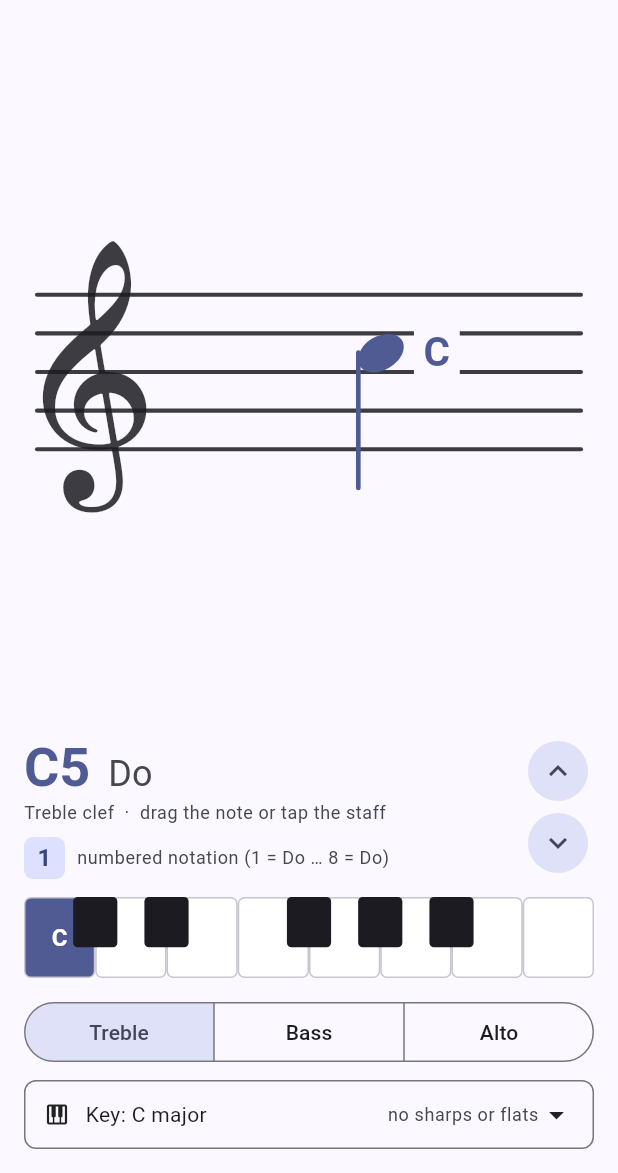
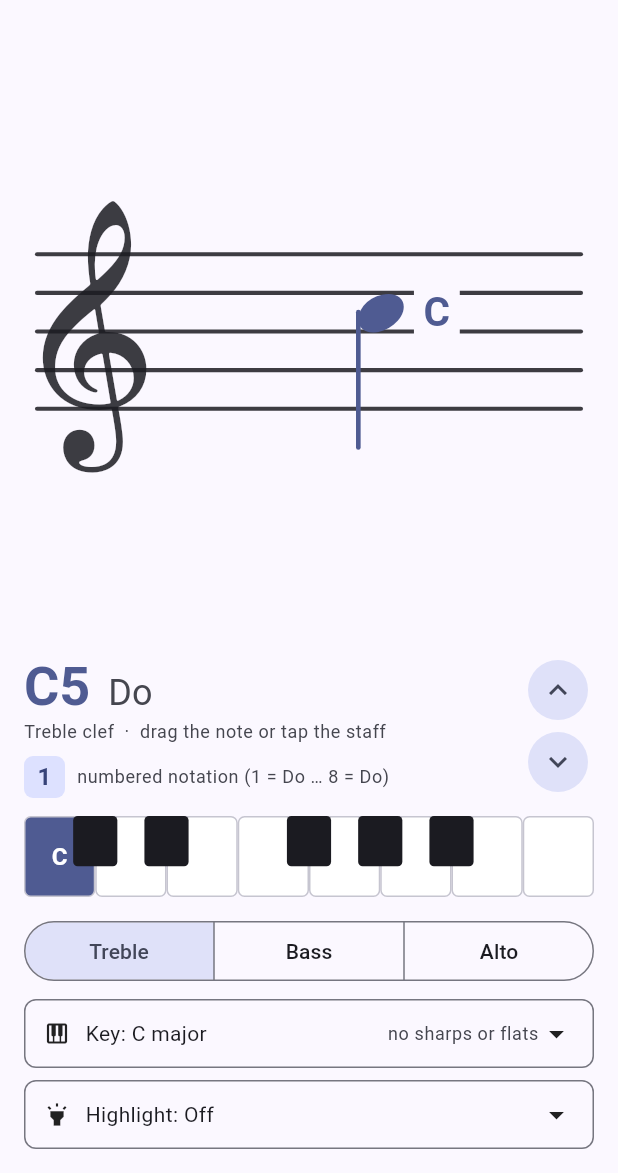
Before and after one commit to HenryQuan/WhatIsThisNote, a Flutter app: the screen it shows after launch, after a tap on the "keyboard arrow up" icon, on a phone screen of 412 x 824 dp, the part 63-1236 px from its top. Run offline on Flutter 3.47's test engine with Material 3 defaults, Android fonts, the phone set to English and light mode, and no system bars.

Commit message:
support highlight

```diff
--- a/whatisthisnote/lib/core/key.dart
+++ b/whatisthisnote/lib/core/key.dart
@@ -46,6 +46,23 @@ class MusicalKey {
 
   /// Number of accidentals, always non-negative.
   int get signatureCount => accidentals.abs();
+
+  /// The tonic letter, parsed from [tonic].
+  NoteLetter get tonicLetter =>
+      NoteLetter.values.firstWhere((letter) => letter.name == tonic[0]);
+
+  /// The accidental of the tonic, parsed from [tonic].
+  Accidental get tonicAccidental {
+    if (tonic.contains('\u266F')) return Accidental.sharp;
+    if (tonic.contains('\u266D')) return Accidental.flat;
+    return Accidental.natural;
+  }
+
+  /// Pitch class of the tonic, 0 == C.
+  int get tonicPitchClass {
+    final pitchClass = tonicLetter.semitone + tonicAccidental.offset;
+    return (pitchClass % 12 + 12) % 12;
+  }
 
   /// Description of the signature, e.g. `2 sharps`.
   String get signatureLabel {
--- /dev/null
+++ b/whatisthisnote/lib/core/scale.dart
@@ -0,0 +1,121 @@
+/// One step of a scale: a semitone offset above the tonic plus the degree
+/// label used in music theory, e.g. `3` or `♭7`.
+class ScaleDegree {
+  const ScaleDegree(this.semitone, this.label);
+
+  final int semitone;
+  final String label;
+}
+
+/// A scale or note set that can be highlighted on the keyboard and staff.
+///
+/// Every set is expressed as semitone offsets from its tonic so that the same
+/// shape can be transposed to any key.
+enum ScaleType {
+  major('Major', [
+    ScaleDegree(0, '1'),
+    ScaleDegree(2, '2'),
+    ScaleDegree(4, '3'),
+    ScaleDegree(5, '4'),
+    ScaleDegree(7, '5'),
+    ScaleDegree(9, '6'),
+    ScaleDegree(11, '7'),
+  ]),
+  naturalMinor('Natural minor', [
+    ScaleDegree(0, '1'),
+    ScaleDegree(2, '2'),
+    ScaleDegree(3, '\u266D3'),
+    ScaleDegree(5, '4'),
+    ScaleDegree(7, '5'),
+    ScaleDegree(8, '\u266D6'),
+    ScaleDegree(10, '\u266D7'),
+  ]),
+  harmonicMinor('Harmonic minor', [
+    ScaleDegree(0, '1'),
+    ScaleDegree(2, '2'),
+    ScaleDegree(3, '\u266D3'),
+    ScaleDegree(5, '4'),
+    ScaleDegree(7, '5'),
+    ScaleDegree(8, '\u266D6'),
+    ScaleDegree(11, '7'),
+  ]),
+  melodicMinor('Melodic minor', [
+    ScaleDegree(0, '1'),
+    ScaleDegree(2, '2'),
+    ScaleDegree(3, '\u266D3'),
+    ScaleDegree(5, '4'),
+    ScaleDegree(7, '5'),
+    ScaleDegree(9, '6'),
+    ScaleDegree(11, '7'),
+  ]),
+  majorPentatonic('Major pentatonic', [
+    ScaleDegree(0, '1'),
+    ScaleDegree(2, '2'),
+    ScaleDegree(4, '3'),
+    ScaleDegree(7, '5'),
+    ScaleDegree(9, '6'),
+  ]),
+  minorPentatonic('Minor pentatonic', [
+    ScaleDegree(0, '1'),
+    ScaleDegree(3, '\u266D3'),
+    ScaleDegree(5, '4'),
+    ScaleDegree(7, '5'),
+    ScaleDegree(10, '\u266D7'),
+  ]),
+  blues('Blues', [
+    ScaleDegree(0, '1'),
+    ScaleDegree(3, '\u266D3'),
+    ScaleDegree(5, '4'),
+    ScaleDegree(6, '\u266D5'),
+    ScaleDegree(7, '5'),
+    ScaleDegree(10, '\u266D7'),
+  ]);
+
+  const ScaleType(this.label, this.degrees);
+
+  final String label;
+  final List<ScaleDegree> degrees;
+
+  /// True when the scale contains a note that is a blue note (♭3, ♭5 or ♭7)
+  /// rather than a plain major-scale degree.
+  bool get hasBlueNotes =>
+      degrees.any((d) => d.label.startsWith('\u266D') &&
+          const {'\u266D3', '\u266D5', '\u266D7'}.contains(d.label));
+}
+
+/// A [ScaleType] rooted at a particular pitch class.
+class Scale {
+  const Scale(this.tonicLabel, this.tonicPitchClass, this.type);
+
+  /// Display name of the tonic, e.g. `G` or `F♯`.
+  final String tonicLabel;
+
+  /// Pitch class of the tonic, 0 == C.
+  final int tonicPitchClass;
+
+  final ScaleType type;
+
+  /// Human readable name, e.g. `G Blues`.
+  String get label => '$tonicLabel ${type.label}';
+
+  /// The twelve-tone pitch classes that belong to this scale.
+  Set<int> get pitchClasses => {
+        for (final degree in type.degrees)
+          (tonicPitchClass + degree.semitone) % 12,
+      };
+
+  /// Whether the sounding [midi] note is in the scale.
+  bool contains(int midi) => pitchClasses.contains(midi % 12);
+
+  /// Degree label of the sounding [midi] note, or `null` when it is outside
+  /// the scale.
+  String? degreeLabelFor(int midi) {
+    final pitchClass = midi % 12;
+    for (final degree in type.degrees) {
+      if ((tonicPitchClass + degree.semitone) % 12 == pitchClass) {
+        return degree.label;
+      }
+    }
+    return null;
+  }
+}
--- a/whatisthisnote/lib/ui/page/home_page.dart
+++ b/whatisthisnote/lib/ui/page/home_page.dart
@@ -2,12 +2,13 @@ import 'package:flutter/material.dart';
 
 import '../../core/clef.dart';
 import '../../core/key.dart';
+import '../../core/scale.dart';
 import '../../core/staff_geometry.dart';
 import '../widgets/piano_keyboard.dart';
 import '../widgets/staff_view.dart';
 
 /// The main screen: an interactive staff plus controls for the clef, the key,
-/// the note position and the theme.
+/// an optional scale highlight, the note position and the theme.
 class HomePage extends StatefulWidget {
   const HomePage({
     super.key,
@@ -26,6 +27,9 @@ class _HomePageState extends State<HomePage> {
   Clef _clef = Clef.treble;
   MusicalKey _key = kMajorKeys.first;
 
+  /// Optional scale highlight (an add-on), off by default.
+  ScaleType? _scaleType;
+
   /// Middle line of the treble staff (B4).
   int _step = 4;
 
@@ -35,6 +39,10 @@ class _HomePageState extends State<HomePage> {
 
   @override
   Widget build(BuildContext context) {
+    final scale = _scaleType == null
+        ? null
+        : Scale(_key.tonic, _key.tonicPitchClass, _scaleType!);
+
     return Scaffold(
       appBar: AppBar(
         title: const Text('What is this note?'),
@@ -87,9 +95,11 @@ class _HomePageState extends State<HomePage> {
               key: const Key('controls'),
               clef: _clef,
               keySignature: _key,
+              scale: scale,
               step: _step,
               onClefChanged: (clef) => setState(() => _clef = clef),
               onKeyChanged: (key) => setState(() => _key = key),
+              onScaleTypeChanged: (type) => setState(() => _scaleType = type),
               onStepChanged: _setStep,
             ),
           ],
@@ -115,23 +125,37 @@ class _Controls extends StatelessWidget {
     super.key,
     required this.clef,
     required this.keySignature,
+    required this.scale,
     required this.step,
     required this.onClefChanged,
     required this.onKeyChanged,
+    required this.onScaleTypeChanged,
     required this.onStepChanged,
   });
 
   final Clef clef;
   final MusicalKey keySignature;
+  final Scale? scale;
   final int step;
   final ValueChanged<Clef> onClefChanged;
   final ValueChanged<MusicalKey> onKeyChanged;
+  final ValueChanged<ScaleType?> onScaleTypeChanged;
   final ValueChanged<int> onStepChanged;
 
   @override
   Widget build(BuildContext context) {
     final theme = Theme.of(context);
     final note = keySignature.applyTo(clef.noteAt(step));
+
+    final scaleDegree = scale?.degreeLabelFor(note.midi);
+    final inScale = scaleDegree != null;
+    final badgeColor = scale == null || inScale
+        ? theme.colorScheme.primaryContainer
+        : theme.colorScheme.surfaceContainerHighest;
+    final badgeTextColor = scale == null || inScale
+        ? theme.colorScheme.onPrimaryContainer
+        : theme.colorScheme.onSurfaceVariant;
+    final badgeLabel = scale == null ? '${note.degree}' : (scaleDegree ?? '–');
 
     return Padding(
       padding: const EdgeInsets.fromLTRB(16, 8, 16, 16),
@@ -182,14 +206,14 @@ class _Controls extends StatelessWidget {
                             vertical: 2,
                           ),
                           decoration: BoxDecoration(
-                            color: theme.colorScheme.primaryContainer,
+                            color: badgeColor,
                             borderRadius: BorderRadius.circular(6),
                           ),
                           child: Text(
-                            '${note.degree}',
+                            badgeLabel,
                             key: const Key('note-degree'),
                             style: theme.textTheme.titleMedium?.copyWith(
-                              color: theme.colorScheme.onPrimaryContainer,
+                              color: badgeTextColor,
                               fontWeight: FontWeight.bold,
                             ),
                           ),
@@ -197,7 +221,11 @@ class _Controls extends StatelessWidget {
                         const SizedBox(width: 8),
                         Flexible(
                           child: Text(
-                            'numbered notation (1 = Do … 8 = Do)',
+                            scale == null
+                                ? 'numbered notation (1 = Do … 8 = Do)'
+                                : '${scale!.label} · '
+                                    '${inScale ? 'degree $scaleDegree' : 'outside scale'}',
+                            key: const Key('note-scale-caption'),
                             style: theme.textTheme.bodySmall?.copyWith(
                               color: theme.colorScheme.onSurfaceVariant,
                             ),
@@ -234,6 +262,7 @@ class _Controls extends StatelessWidget {
           PianoKeyboard(
             midi: note.midi,
             label: note.pitchName,
+            highlightPitchClasses: scale?.pitchClasses,
           ),
           const SizedBox(height: 12),
           SegmentedButton<Clef>(
@@ -250,6 +279,8 @@ class _Controls extends StatelessWidget {
           ),
           const SizedBox(height: 8),
           _KeySelector(value: keySignature, onChanged: onKeyChanged),
+          const SizedBox(height: 8),
+          _ScaleSelector(value: scale?.type, onChanged: onScaleTypeChanged),
         ],
       ),
     );
@@ -318,6 +349,62 @@ class _KeySelector extends StatelessWidget {
   }
 }
 
+class _ScaleSelector extends StatelessWidget {
+  const _ScaleSelector({required this.value, required this.onChanged});
+
+  final ScaleType? value;
+  final ValueChanged<ScaleType?> onChanged;
+
+  @override
+  Widget build(BuildContext context) {
+    final theme = Theme.of(context);
+    return PopupMenuButton<_ScaleOption>(
+      tooltip: 'Scale highlight',
+      onSelected: (option) => onChanged(option.type),
+      itemBuilder: (context) => [
+        const PopupMenuItem<_ScaleOption>(
+          value: _ScaleOption(null),
+          child: Text('Off'),
+        ),
+        const PopupMenuDivider(),
+        for (final type in ScaleType.values)
+          PopupMenuItem<_ScaleOption>(
+            value: _ScaleOption(type),
+            child: Text(type.label),
+          ),
+      ],
+      child: Container(
+        padding: const EdgeInsets.symmetric(horizontal: 12, vertical: 10),
+        decoration: BoxDecoration(
+          border: Border.all(color: theme.colorScheme.outline),
+          borderRadius: BorderRadius.circular(8),
+        ),
+        child: Row(
+          children: [
+            const Icon(Icons.highlight, size: 18),
+            const SizedBox(width: 10),
+            Expanded(
+              child: Text(
+                'Highlight: ${value?.label ?? 'Off'}',
+                key: const Key('scale-label'),
+                overflow: TextOverflow.ellipsis,
+                style: theme.textTheme.bodyMedium,
+              ),
+            ),
+            const Icon(Icons.arrow_drop_down),
+          ],
+        ),
+      ),
+    );
+  }
+}
+
+class _ScaleOption {
+  const _ScaleOption(this.type);
+
+  final ScaleType? type;
+}
+
 class _MenuHeader extends StatelessWidget {
   const _MenuHeader(this.label);
 
--- a/whatisthisnote/lib/ui/widgets/piano_keyboard.dart
+++ b/whatisthisnote/lib/ui/widgets/piano_keyboard.dart
@@ -1,13 +1,16 @@
+import 'package:flutter/foundation.dart';
 import 'package:flutter/material.dart';
 
 /// A small one-octave piano keyboard (C to the next C) used to show where the
 /// current note sits on a real keyboard. The key matching [midi] is
-/// highlighted and optionally labelled with [label].
+/// highlighted, and optionally any key whose pitch class is in
+/// [highlightPitchClasses] is tinted (used for scale highlighting).
 class PianoKeyboard extends StatelessWidget {
   const PianoKeyboard({
     super.key,
     required this.midi,
     this.label,
+    this.highlightPitchClasses,
     this.height = 54,
   });
 
@@ -16,6 +19,9 @@ class PianoKeyboard extends StatelessWidget {
 
   /// Short text drawn on the highlighted key, e.g. `G` or `F♯`.
   final String? label;
+
+  /// Pitch classes (0 == C) to tint, e.g. the notes of the selected scale.
+  final Set<int>? highlightPitchClasses;
 
   final double height;
 
@@ -29,11 +35,21 @@ class PianoKeyboard extends StatelessWidget {
         painter: _PianoKeyboardPainter(
           midi: midi,
           label: label,
+          highlightPitchClasses: highlightPitchClasses,
           whiteColor: scheme.surfaceContainerLowest,
           blackColor: scheme.onSurface,
           borderColor: scheme.outlineVariant,
           highlightColor: scheme.primary,
+          scaleColor: scheme.primaryContainer,
           onHighlightColor: scheme.onPrimary,
+          highlightBlackColor: Color.alphaBlend(
+            scheme.primary.withValues(alpha: 0.78),
+            scheme.onSurface,
+          ),
+          scaleBlackColor: Color.alphaBlend(
+            scheme.primaryContainer.withValues(alpha: 0.78),
+            scheme.onSurface,
+          ),
         ),
       ),
     );
@@ -44,20 +60,32 @@ class _PianoKeyboardPainter extends CustomPainter {
   _PianoKeyboardPainter({
     required this.midi,
     required this.label,
+    required this.highlightPitchClasses,
     required this.whiteColor,
     required this.blackColor,
     required this.borderColor,
     required this.highlightColor,
+    required this.scaleColor,
     required this.onHighlightColor,
+    required this.highlightBlackColor,
+    required this.scaleBlackColor,
   });
 
   final int midi;
   final String? label;
+  final Set<int>? highlightPitchClasses;
   final Color whiteColor;
   final Color blackColor;
   final Color borderColor;
   final Color highlightColor;
+  final Color scaleColor;
   final Color onHighlightColor;
+
+  /// Slightly different shades used for the note highlight and the scale tint
+  /// on the shorter black keys (the sharps/flats between two white keys) so
+  /// they stay distinct from the larger white keys.
+  final Color highlightBlackColor;
+  final Color scaleBlackColor;
 
   /// Pitch classes of the black keys.
   static const Set<int> _blackPitchClasses = {1, 3, 6, 8, 10};
@@ -67,6 +95,9 @@ class _PianoKeyboardPainter extends CustomPainter {
 
   /// White key for a white pitch class.
   static const Map<int, int> _whiteIndex = {0: 0, 2: 1, 4: 2, 5: 3, 7: 4, 9: 5, 11: 6};
+
+  /// Pitch class of each of the eight white keys (C to the next C).
+  static const List<int> _whitePitchClasses = [0, 2, 4, 5, 7, 9, 11, 0];
 
   @override
   void paint(Canvas canvas, Size size) {
@@ -89,10 +120,17 @@ class _PianoKeyboardPainter extends CustomPainter {
       final rect = Rect.fromLTWH(i * whiteWidth, 0, whiteWidth, size.height)
           .deflate(0.5);
       final highlighted = !isBlack && i == whiteIndexOfHighlight;
+      final tinted =
+          highlightPitchClasses?.contains(_whitePitchClasses[i]) ?? false;
       final rrect = RRect.fromRectAndRadius(rect, const Radius.circular(4));
       canvas.drawRRect(
         rrect,
-        Paint()..color = highlighted ? highlightColor : whiteColor,
+        Paint()
+          ..color = highlighted
+              ? highlightColor
+              : tinted
+                  ? scaleColor
+                  : whiteColor,
       );
       canvas.drawRRect(rrect, border);
       if (highlighted && label != null) {
@@ -107,11 +145,17 @@ class _PianoKeyboardPainter extends CustomPainter {
         width: blackWidth,
         height: blackHeight,
       );
-      final highlighted = isBlack && entry.value == whiteIndexOfHighlight;
+      final highlighted = isBlack && entry.key == pitchClass;
+      final tinted = highlightPitchClasses?.contains(entry.key) ?? false;
       final rrect = RRect.fromRectAndRadius(rect, const Radius.circular(3));
       canvas.drawRRect(
         rrect,
-        Paint()..color = highlighted ? highlightColor : blackColor,
+        Paint()
+          ..color = highlighted
+              ? highlightBlackColor
+              : tinted
+                  ? scaleBlackColor
+                  : blackColor,
       );
       if (highlighted && label != null) {
         _paintLabel(canvas, rect, onHighlightColor, blackWidth * 0.7);
@@ -144,10 +188,14 @@ class _PianoKeyboardPainter extends CustomPainter {
   bool shouldRepaint(covariant _PianoKeyboardPainter old) {
     return old.midi != midi ||
         old.label != label ||
+        !setEquals(old.highlightPitchClasses, highlightPitchClasses) ||
         old.whiteColor != whiteColor ||
         old.blackColor != blackColor ||
         old.borderColor != borderColor ||
         old.highlightColor != highlightColor ||
+        old.scaleColor != scaleColor ||
+        old.highlightBlackColor != highlightBlackColor ||
+        old.scaleBlackColor != scaleBlackColor ||
         old.onHighlightColor != onHighlightColor;
   }
 }
```
Also changed, not shown: 4 other files.
